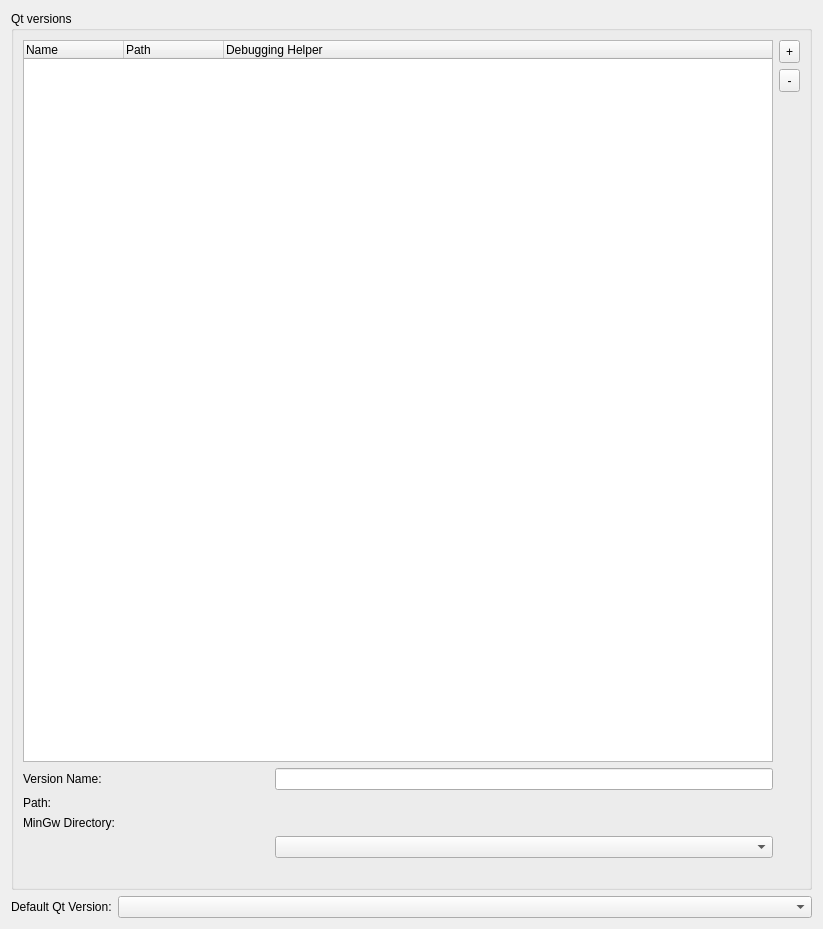
Old version of the form src/plugins/qt4projectmanager/qtversionmanager.ui in the repository qt-creator/qt-creator.
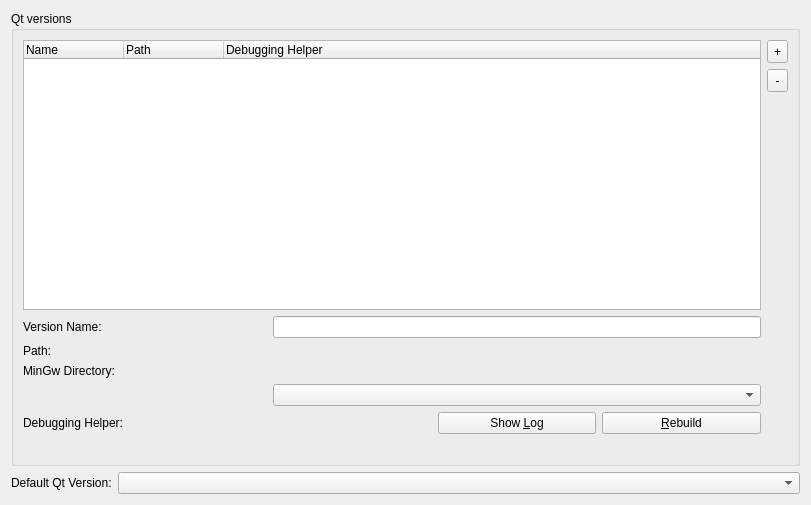
New version of the form. Custom widgets are drawn as their Qt base class.

Commit message: Usability improvements in the Qt Version Dialog

Patch:
```diff
--- a/src/plugins/qt4projectmanager/qtversionmanager.ui
+++ b/src/plugins/qt4projectmanager/qtversionmanager.ui
@@ -6,8 +6,8 @@
    <rect>
     <x>0</x>
     <y>0</y>
-    <width>823</width>
-    <height>929</height>
+    <width>811</width>
+    <height>505</height>
    </rect>
   </property>
   <property name="windowTitle">
@@ -61,7 +61,7 @@
           </property>
           <property name="sizeHint" stdset="0">
            <size>
-            <width>20</width>
+            <width>10</width>
             <height>40</height>
            </size>
           </property>
@@ -137,6 +137,38 @@
       <item row="3" column="1" colspan="2">
        <widget class="Core::Utils::PathChooser" name="mingwPath" native="true"/>
       </item>
+      <item row="5" column="0">
+       <widget class="QLabel" name="label">
+        <property name="text">
+         <string>Debugging Helper:</string>
+        </property>
+       </widget>
+      </item>
+      <item row="5" column="1" colspan="2">
+       <layout class="QHBoxLayout" name="horizontalLayout_2">
+        <item>
+         <widget class="QLabel" name="debuggingHelperStateLabel">
+          <property name="text">
+           <string/>
+          </property>
+         </widget>
+        </item>
+        <item>
+         <widget class="QPushButton" name="showLogButton">
+          <property name="text">
+           <string>Show &amp;Log</string>
+          </property>
+         </widget>
+        </item>
+        <item>
+         <widget class="QPushButton" name="rebuildButton">
+          <property name="text">
+           <string>&amp;Rebuild</string>
+          </property>
+         </widget>
+        </item>
+       </layout>
+      </item>
      </layout>
     </widget>
    </item>
```
The commit also changes 2 other files.
